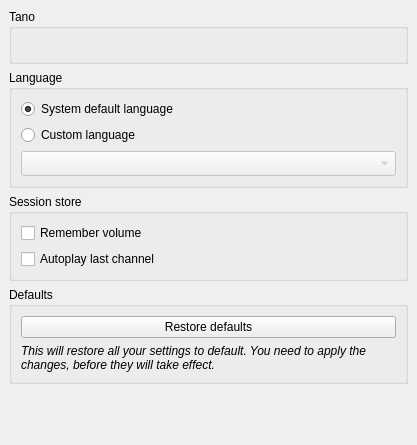
ntadej/tano, file src/ui/settings/SettingsGeneral.ui: the form before one commit.
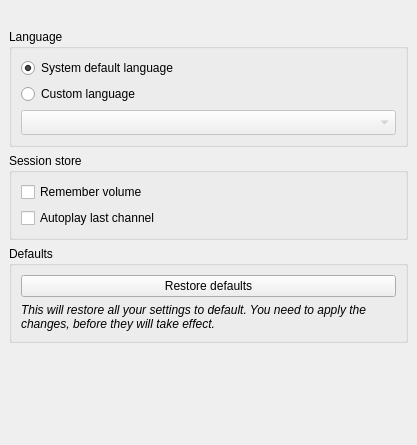
The form after the commit. Icons and pictures are not drawn.

Commit message: Remove wizard. Settings separated for both apps.

Diff of the .ui file:
```diff
--- a/src/ui/settings/SettingsGeneral.ui
+++ b/src/ui/settings/SettingsGeneral.ui
@@ -34,24 +34,13 @@
        <rect>
         <x>0</x>
         <y>0</y>
-        <width>401</width>
-        <height>477</height>
+        <width>417</width>
+        <height>445</height>
        </rect>
       </property>
       <layout class="QVBoxLayout" name="verticalLayout_4">
        <item>
-        <widget class="QGroupBox" name="groupTano">
-         <property name="title">
-          <string>Tano</string>
-         </property>
          <layout class="QHBoxLayout" name="horizontalLayout">
-          <item>
-           <widget class="QLabel" name="labelVersion">
-            <property name="text">
-             <string/>
-            </property>
-           </widget>
-          </item>
           <item>
            <widget class="QLabel" name="labelLogoPlayer">
             <property name="sizePolicy">
@@ -68,8 +57,14 @@
             </property>
            </widget>
           </item>
-         </layout>
-        </widget>
+         <item>
+          <widget class="QLabel" name="labelVersion">
+           <property name="text">
+            <string/>
+           </property>
+          </widget>
+         </item>
+        </layout>
        </item>
        <item>
         <widget class="QGroupBox" name="groupLanguage">
```
Left out of the diff: 2 changed lines with no effect on the pictures. Lines whose indentation alone changed are shown as unchanged. The commit also changes 33 other files.
